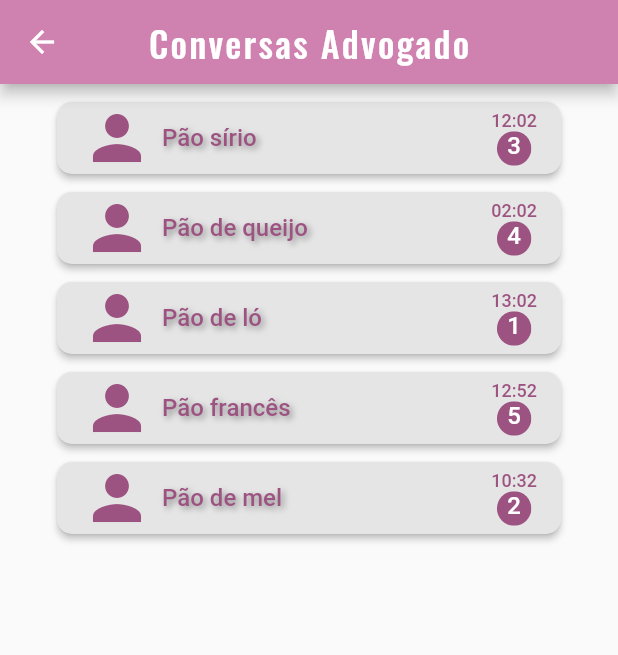
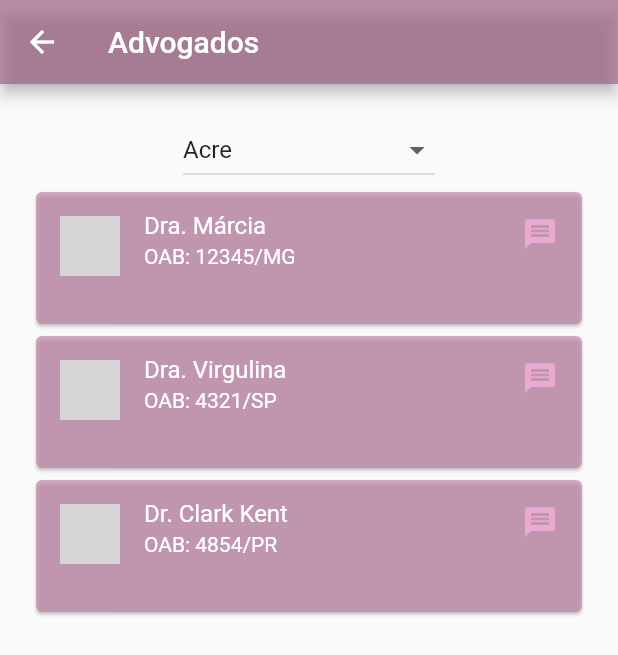
Before and after one commit to JheeKeyth/chameleon, a Flutter app: the JuristicalPage screen opened directly, on a phone screen of 412 x 824 dp. Shown: the top 655 px of the screen. Run offline on Flutter 3.47's test engine with Material 2 defaults, Android fonts, the phone set to English and light mode, and no system bars; our stand-ins replace google_fonts, group_radio_button, location, mask_text_input_formatter, sqflite; missing offline and left inert: cpfcnpj, geocoder; accounts and stored records are empty; grey boxes are pictures that could not be loaded.

Commit message:
Adicionando Telas Isadora

```diff
--- a/lib/screens/home/pages/home_page.dart
+++ b/lib/screens/home/widgets/slider_home.dart
@@ -5,12 +5,12 @@ import 'package:google_fonts/google_fonts.dart';
 //packages imports
 import 'package:chameleon/screens/home/constants.dart';
 
-class HomePage extends StatefulWidget {
+class SliderHome extends StatefulWidget {
   @override
-  _HomePageState createState() => _HomePageState();
+  _SliderHomeState createState() => _SliderHomeState();
 }
 
-class _HomePageState extends State<HomePage> {
+class _SliderHomeState extends State<SliderHome> {
   PageController pageController;
 
   @override
--- /dev/null
+++ b/lib/screens/juristical/juristical.dart
@@ -0,0 +1,148 @@
+import 'package:flutter/material.dart';
+
+class JuristicalPage extends StatefulWidget {
+  @override
+  _JuristicalPageState createState() => _JuristicalPageState();
+}
+
+class _JuristicalPageState extends State<JuristicalPage> {
+  String nomeCidade = "";
+  var _cidades = [
+    'Acre',
+    'Alagoas',
+    'Amapá',
+    'Amazonas',
+    'Bahia',
+    'Ceará',
+    'Distrito Federal',
+    'Espírito Santo',
+    'Goías',
+    'Maranhão',
+    'Mato Grosso',
+    'Mato Grosso do Sul',
+    'Minas Gerais',
+    'Pará',
+    'Paraíba',
+    'Paraná',
+    'Pernambuco',
+    'Piauí',
+    'Rio de Janeiro',
+    'Rio Grande do Norte',
+    'Rio Grande do Sul',
+    'Rondônia',
+    'Roraíma',
+    'Santa Catarina',
+    'São Paulo',
+    'Sergipe',
+    'Tocantins'
+  ];
+  var _itemSelecionado = 'Acre';
+  @override
+  Widget build(BuildContext context) {
+    return Scaffold(
+      appBar: AppBar(
+        title: Text("Advogados"),
+        leading: IconButton(
+            tooltip: 'Voltar',
+            icon: const Icon(Icons.arrow_back),
+            onPressed: () {
+              Navigator.pop(context);
+            }),
+        backgroundColor: Color.fromRGBO(158, 100, 134, .7),
+      ),
+      body: criaDropDownButton(),
+    );
+  }
+
+  criaDropDownButton() {
+    return Container(
+      padding: EdgeInsets.all(20.0),
+      width: 1000,
+      child: Column(
+        children: <Widget>[
+          DropdownButton<String>(
+              items: _cidades.map((String dropDownStringItem) {
+                return DropdownMenuItem<String>(
+                  value: dropDownStringItem,
+                  child: Text(dropDownStringItem),
+                );
+              }).toList(),
+              onChanged: (String novoItemSelecionado) {
+                _dropDownItemSelected(novoItemSelecionado);
+                setState(() {
+                  this._itemSelecionado = novoItemSelecionado;
+                });
+              },
+              value: _itemSelecionado),
+          Expanded(
+              child: SizedBox(
+                width: 1000,
+                child: ListView(
+                  children: const <Widget>[
+                    Card(
+                      color: Color.fromRGBO(197, 136, 172, .7),
+                      child: ListTile(
+                        leading: CircleAvatar(
+                          backgroundImage:
+                          AssetImage("./assets/images/user_icon.png"),
+                          backgroundColor: Color.fromRGBO(197, 136, 172, .7),
+                        ),
+                        title: Text('Dra. Márcia',
+                            style: TextStyle(color: Colors.white)),
+                        subtitle: Text('OAB: 12345/MG',
+                            style: TextStyle(color: Colors.white)),
+                        trailing: Icon(Icons.message,
+                            color: Color.fromRGBO(253, 177, 224, .7)),
+                        isThreeLine: true,
+                      ),
+                    ),
+                    Card(
+                      color: Color.fromRGBO(197, 136, 172, .7),
+                      child: ListTile(
+                        leading: CircleAvatar(
+                          backgroundImage:
+                          AssetImage("./assets/images/user_icon.png"),
+                          backgroundColor: Color.fromRGBO(197, 136, 172, .7),
+                        ),
+                        title: Text('Dra. Virgulina',
+                            style: TextStyle(color: Colors.white)),
+                        subtitle: Text('OAB: 4321/SP',
+                            style: TextStyle(color: Colors.white)),
+                        trailing: Icon(Icons.message,
+                            color: Color.fromRGBO(253, 177, 224, .7)),
+                        isThreeLine: true,
+                      ),
+                    ),
+                    Card(
+                      color: Color.fromRGBO(197, 136, 172, .7),
+                      child: ListTile(
+                        leading: CircleAvatar(
+                          backgroundImage:
+                          AssetImage("./assets/images/user_icon.png"),
+                          backgroundColor: Color.fromRGBO(197, 136, 172, .7),
+                        ),
+                        title: Text(
+                          'Dr. Clark Kent',
+                          style: TextStyle(color: Colors.white),
+                        ),
+                        subtitle: Text('OAB: 4854/PR',
+                            style: TextStyle(color: Colors.white)),
+                        trailing: Icon(Icons.message,
+                            color: Color.fromRGBO(253, 177, 224, .7)),
+                        isThreeLine: true,
+                      ),
+                    ),
+                  ],
+                ),
+              )),
+        ],
+      ),
+    );
+  }
+
+  void _dropDownItemSelected(String novoItem) {
+    setState(() {
+      this._itemSelecionado = novoItem;
+    });
+  }
+}
--- a/lib/screens/home/pages/juristical_page.dart
+++ b/lib/screens/psychologist/psychologist_contacts.dart
@@ -9,19 +9,19 @@ List<List<String>> contacts = [
   ["Pão de mel", "10:32", "2"],
 ];
 
-class JuristicalPage extends StatefulWidget {
+class PsycologistContacts extends StatefulWidget {
   @override
-  _JuristicalPageState createState() => _JuristicalPageState();
+  _PsycologistContactsState createState() => _PsycologistContactsState();
 }
 
-class _JuristicalPageState extends State<JuristicalPage> {
+class _PsycologistContactsState extends State<PsycologistContacts> {
   @override
   Widget build(BuildContext context) {
     return Container(
       child: Scaffold(
         appBar: AppBar(
-          backgroundColor: Color(0xFFCF81B0),
-          title: Text ('Conversas Advogado', style: GoogleFonts.oswald(
+          backgroundColor: Color(0xffc781cf),
+          title: Text ('Acolhimento Psicológico', style: GoogleFonts.oswald(
             textStyle: TextStyle(fontSize: 24, letterSpacing: 1.5),
           ),),
           centerTitle: true,
@@ -44,7 +44,6 @@ class _JuristicalPageState extends State<JuristicalPage> {
                     child: RaisedButton(
                       shape: new RoundedRectangleBorder(
                         borderRadius: new BorderRadius.circular(10.0),
-
                       ),
                       onPressed: () {},
                       color: Color(0xFFE5E5E5),
@@ -56,13 +55,13 @@ class _JuristicalPageState extends State<JuristicalPage> {
                           Row(
                             mainAxisAlignment: MainAxisAlignment.start,
                             children: <Widget>[
-                              Icon(Icons.person, color: Color(0xFF9D5381), size: 48,),
+                              Icon(Icons.person, color: Color(0xFF95539E), size: 48,),
                               SizedBox(width: 6),
                               Text(
                                 contacts[index][0],
                                 style: TextStyle(
                                   fontSize: 16,
-                                  color: Color(0xFF9D5381),
+                                  color: Color(0xFF95539E),
                                   shadows: [
                                     Shadow(
                                       blurRadius: 5.0,
@@ -81,14 +80,14 @@ class _JuristicalPageState extends State<JuristicalPage> {
                                 contacts[index][1],
                                 style: TextStyle(
                                   fontSize: 12,
-                                  color: Color(0xFF9D5381),
+                                  color: Color(0xFF95539E),
                                 ),
                               ),
                               ClipOval(
                                 child: Container(
                                   width: 23,
                                   height: 23,
-                                  color: Color(0xFF9D5381),
+                                  color: Color(0xFF95539E),
                                   child: Text(
                                     contacts[index][2],
                                     textAlign: TextAlign.center,
```
Also changed, not shown: lib/screens/home/home.dart (+7 -22 lines), lib/screens/juristical/juristical_contacts.dart (renamed from lib/screens/home/pages/psychologist_page.dart, +10 -9 lines), lib/screens/psychologist/psychologist.dart (added, +148 -0 lines), lib/screens/emergency/emergency_page.dart (renamed from lib/screens/home/pages/emergency_page.dart).
